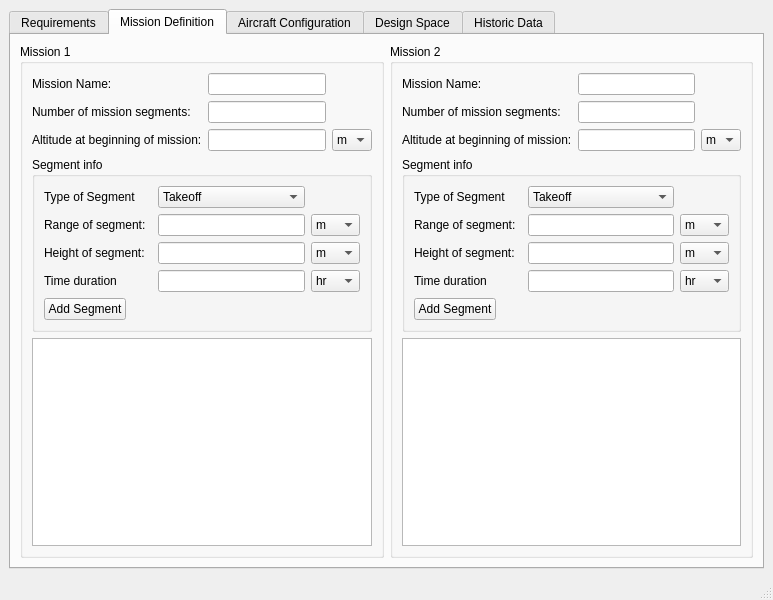
Above: gui/Window3.ui from varun-sudarsanan/opaide before the change. Below: the same form after it.
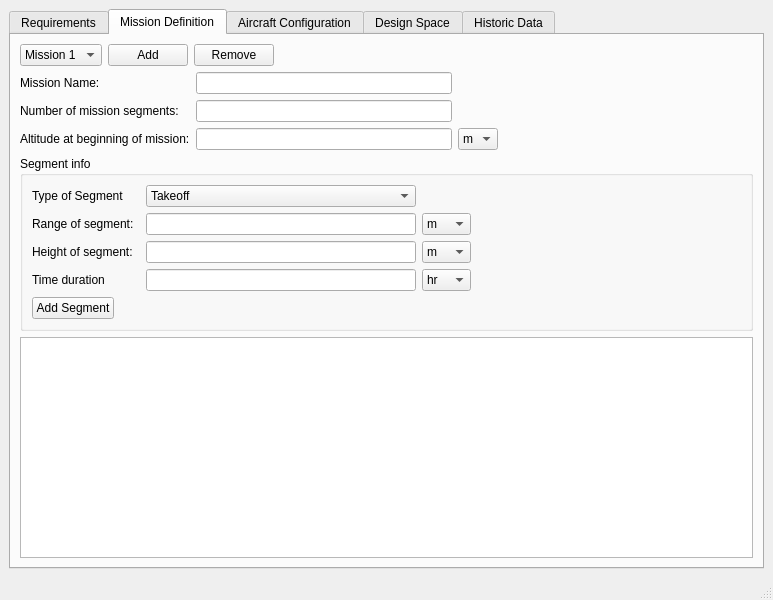
That is the form after the change. The open tabs and pages were chosen to show the change.

```diff
--- a/gui/Window3.ui
+++ b/gui/Window3.ui
@@ -7,7 +7,7 @@
     <x>0</x>
     <y>0</y>
     <width>773</width>
-    <height>591</height>
+    <height>571</height>
    </rect>
   </property>
   <property name="windowTitle">
@@ -663,50 +663,145 @@
        <attribute name="title">
         <string>Mission Definition</string>
        </attribute>
-       <layout class="QHBoxLayout" name="horizontalLayout">
+       <layout class="QVBoxLayout" name="verticalLayout_11">
         <item>
-         <widget class="QGroupBox" name="groupBox_9">
+         <layout class="QHBoxLayout" name="horizontalLayout_2">
+          <item>
+           <widget class="QComboBox" name="miss_select_comb">
+            <item>
+             <property name="text">
+              <string>Mission 1</string>
+             </property>
+            </item>
+           </widget>
+          </item>
+          <item>
+           <widget class="QPushButton" name="miss_add_push">
+            <property name="text">
+             <string>Add</string>
+            </property>
+           </widget>
+          </item>
+          <item>
+           <widget class="QPushButton" name="miss_rem_push">
+            <property name="text">
+             <string>Remove</string>
+            </property>
+           </widget>
+          </item>
+          <item>
+           <spacer name="horizontalSpacer_5">
+            <property name="orientation">
+             <enum>Qt::Horizontal</enum>
+            </property>
+            <property name="sizeHint" stdset="0">
+             <size>
+              <width>40</width>
+              <height>20</height>
+             </size>
+            </property>
+           </spacer>
+          </item>
+         </layout>
+        </item>
+        <item>
+         <layout class="QGridLayout" name="gridLayout_7">
+          <item row="2" column="2">
+           <widget class="QComboBox" name="comboBox_18">
+            <item>
+             <property name="text">
+              <string>m</string>
+             </property>
+            </item>
+            <item>
+             <property name="text">
+              <string>ft</string>
+             </property>
+            </item>
+           </widget>
+          </item>
+          <item row="0" column="3">
+           <spacer name="horizontalSpacer_2">
+            <property name="orientation">
+             <enum>Qt::Horizontal</enum>
+            </property>
+            <property name="sizeHint" stdset="0">
+             <size>
+              <width>40</width>
+              <height>20</height>
+             </size>
+            </property>
+           </spacer>
+          </item>
+          <item row="0" column="0">
+           <widget class="QLabel" name="miss_nam_lab">
+            <property name="text">
+             <string>Mission Name: </string>
+            </property>
+           </widget>
+          </item>
+          <item row="2" column="1">
+           <widget class="QLineEdit" name="alt_beg_inp"/>
+          </item>
+          <item row="0" column="1">
+           <widget class="QLineEdit" name="miss_nam_inp"/>
+          </item>
+          <item row="1" column="0">
+           <widget class="QLabel" name="num_miss_lab">
+            <property name="text">
+             <string>Number of mission segments:</string>
+            </property>
+           </widget>
+          </item>
+          <item row="1" column="1">
+           <widget class="QLineEdit" name="num_miss_inp"/>
+          </item>
+          <item row="2" column="0">
+           <widget class="QLabel" name="alt_beg_lab">
+            <property name="text">
+             <string>Altitude at beginning of mission:</string>
+            </property>
+           </widget>
+          </item>
+         </layout>
+        </item>
+        <item>
+         <widget class="QGroupBox" name="seg_inf_gb">
           <property name="title">
-           <string>Mission 1</string>
+           <string>Segment info</string>
           </property>
-          <layout class="QVBoxLayout" name="verticalLayout_9">
+          <layout class="QVBoxLayout" name="verticalLayout_12">
            <item>
-            <layout class="QGridLayout" name="gridLayout_7">
+            <layout class="QGridLayout" name="segment_info_grid1">
              <item row="0" column="0">
-              <widget class="QLabel" name="label_53">
+              <widget class="QLabel" name="typ_seg_lab">
                <property name="text">
-                <string>Mission Name: </string>
+                <string>Type of Segment</string>
                </property>
               </widget>
              </item>
-             <item row="1" column="1">
-              <widget class="QLineEdit" name="lineEdit_13"/>
-             </item>
              <item row="2" column="1">
-              <widget class="QLineEdit" name="lineEdit_20"/>
+              <widget class="QLineEdit" name="ht_seg_inp"/>
              </item>
-             <item row="2" column="0">
-              <widget class="QLabel" name="label_44">
+             <item row="1" column="0">
+              <widget class="QLabel" name="rang_seg_lab">
                <property name="text">
-                <string>Altitude at beginning of mission:</string>
+                <string>Range of segment:  </string>
                </property>
               </widget>
              </item>
-             <item row="1" column="0">
-              <widget class="QLabel" name="label_22">
+             <item row="2" column="0">
+              <widget class="QLabel" name="ht_seg_lab">
                <property name="text">
-                <string>Number of mission segments:</string>
+                <string>Height of segment:  </string>
                </property>
               </widget>
              </item>
              <item row="0" column="1">
-              <widget class="QLineEdit" name="lineEdit_28"/>
-             </item>
-             <item row="2" column="2">
-              <widget class="QComboBox" name="comboBox_18">
+              <widget class="QComboBox" name="typ_seg_comb">
                <item>
                 <property name="text">
-                 <string>m</string>
+                 <string>Takeoff</string>
                 </property>
                </item>
                <item>
@@ -716,204 +811,48 @@
                </item>
               </widget>
              </item>
-            </layout>
-           </item>
-           <item>
-            <widget class="QGroupBox" name="groupBox_10">
-             <property name="title">
-              <string>Segment info</string>
-             </property>
-             <layout class="QVBoxLayout" name="verticalLayout_12">
-              <item>
-               <layout class="QGridLayout" name="segment_info_grid1">
-                <item row="0" column="0">
-                 <widget class="QLabel" name="label_43">
-                  <property name="text">
-                   <string>Type of Segment</string>
-                  </property>
-                 </widget>
-                </item>
-                <item row="1" column="1">
-                 <widget class="QLineEdit" name="lineEdit_21"/>
-                </item>
-                <item row="1" column="2">
-                 <widget class="QComboBox" name="comboBox_19">
-                  <item>
-                   <property name="text">
-                    <string>m</string>
-                   </property>
-                  </item>
-                  <item>
-                   <property name="text">
-                    <string>ft</string>
-                   </property>
-                  </item>
-                 </widget>
-                </item>
-                <item row="2" column="1">
-                 <widget class="QLineEdit" name="lineEdit_22"/>
-                </item>
-                <item row="0" column="1">
-                 <widget class="QComboBox" name="comboBox_12">
-                  <item>
-                   <property name="text">
-                    <string>Takeoff</string>
-                   </property>
-                  </item>
-                  <item>
-                   <property name="text">
-                    <string>Climb</string>
-                   </property>
-                  </item>
-                  <item>
-                   <property name="text">
-                    <string>Cruise</string>
-                   </property>
-                  </item>
-                  <item>
-                   <property name="text">
-                    <string>Loiter</string>
-                   </property>
-                  </item>
-                  <item>
-                   <property name="text">
-                    <string>Descent</string>
-                   </property>
-                  </item>
-                  <item>
-                   <property name="text">
-                    <string>Landing</string>
-                   </property>
-                  </item>
-                 </widget>
-                </item>
-                <item row="1" column="0">
-                 <widget class="QLabel" name="label_45">
-                  <property name="text">
-                   <string>Range of segment:  </string>
-                  </property>
-                 </widget>
-                </item>
-                <item row="2" column="0">
-                 <widget class="QLabel" name="label_46">
-                  <property name="text">
-                   <string>Height of segment:  </string>
-                  </property>
-                 </widget>
-                </item>
-                <item row="2" column="2">
-                 <widget class="QComboBox" name="comboBox_20">
-                  <item>
-                   <property name="text">
-                    <string>m</string>
-                   </property>
-                  </item>
-                  <item>
-                   <property name="text">
-                    <string>ft</string>
-                   </property>
-                  </item>
-                 </widget>
-                </item>
-                <item row="3" column="0">
-                 <widget class="QLabel" name="label_47">
-                  <property name="text">
-                   <string>Time duration        </string>
-                  </property>
-                 </widget>
-                </item>
-                <item row="3" column="1">
-                 <widget class="QLineEdit" name="lineEdit_23"/>
-                </item>
-                <item row="3" column="2">
-                 <widget class="QComboBox" name="comboBox_21">
-                  <item>
-                   <property name="text">
-                    <string>hr</string>
-                   </property>
-                  </item>
-                  <item>
-                   <property name="text">
-                    <string>min</string>
-                   </property>
-                  </item>
-                 </widget>
-                </item>
-               </layout>
-              </item>
-              <item>
-               <layout class="QHBoxLayout" name="horizontalLayout_50">
-                <item>
-                 <widget class="QPushButton" name="pushButton">
-                  <property name="text">
-                   <string>Add Segment</string>
-                  </property>
-                 </widget>
-                </item>
-                <item>
-                 <spacer name="horizontalSpacer_7">
-                  <property name="orientation">
-                   <enum>Qt::Horizontal</enum>
-                  </property>
-                  <property name="sizeHint" stdset="0">
-                   <size>
-                    <width>40</width>
-                    <height>20</height>
-                   </size>
-                  </property>
-                 </spacer>
-                </item>
-               </layout>
-              </item>
-             </layout>
-            </widget>
-           </item>
-           <item>
-            <widget class="QGraphicsView" name="graphicsView"/>
-           </item>
-          </layout>
-         </widget>
-        </item>
-        <item>
-         <widget class="QGroupBox" name="groupBox_11">
-          <property name="title">
-           <string>Mission 2</string>
-          </property>
-          <layout class="QVBoxLayout" name="verticalLayout_11">
-           <item>
-            <layout class="QGridLayout" name="gridLayout_8">
-             <item row="0" column="0">
-              <widget class="QLabel" name="label_54">
+             <item row="3" column="0">
+              <widget class="QLabel" name="time_seg_lab">
                <property name="text">
-                <string>Mission Name: </string>
+                <string>Time duration        </string>
                </property>
               </widget>
              </item>
+             <item row="3" column="1">
+              <widget class="QLineEdit" name="time_seg_inp"/>
+             </item>
              <item row="1" column="1">
-              <widget class="QLineEdit" name="lineEdit_19"/>
+              <widget class="QLineEdit" name="rang_seg_inp"/>
              </item>
-             <item row="2" column="1">
-              <widget class="QLineEdit" name="lineEdit_24"/>
-             </item>
-             <item row="2" column="0">
-              <widget class="QLabel" name="label_48">
-               <property name="text">
-                <string>Altitude at beginning of mission:</string>
+             <item row="0" column="3">
+              <spacer name="horizontalSpacer_4">
+               <property name="orientation">
+                <enum>Qt::Horizontal</enum>
                </property>
-              </widget>
-             </item>
-             <item row="1" column="0">
-              <widget class="QLabel" name="label_26">
-               <property name="text">
-                <string>Number of mission segments:</string>
+               <property name="sizeHint" stdset="0">
+                <size>
+                 <width>40</width>
+                 <height>20</height>
+                </size>
                </property>
+              </spacer>
+             </item>
+             <item row="1" column="2">
+              <widget class="QComboBox" name="rang_seg_m_comb">
+               <item>
+                <property name="text">
+                 <string>m</string>
+                </property>
+               </item>
+               <item>
+                <property name="text">
+                 <string>ft</string>
+                </property>
+               </item>
               </widget>
              </item>
-             <item row="0" column="1">
-              <widget class="QLineEdit" name="lineEdit_29"/>
-             </item>
              <item row="2" column="2">
-              <widget class="QComboBox" name="comboBox_22">
+              <widget class="QComboBox" name="ht_seg_m_comb">
                <item>
                 <property name="text">
                  <string>m</string>
@@ -926,164 +865,52 @@
                </item>
               </widget>
              </item>
+             <item row="3" column="2">
+              <widget class="QComboBox" name="time_seg_hr_comb">
+               <item>
+                <property name="text">
+                 <string>hr</string>
+                </property>
+               </item>
+               <item>
+                <property name="text">
+                 <string>min</string>
+                </property>
+               </item>
+              </widget>
+             </item>
             </layout>
            </item>
            <item>
-            <widget class="QGroupBox" name="groupBox_12">
-             <property name="title">
-              <string>Segment info</string>
-             </property>
-             <layout class="QVBoxLayout" name="verticalLayout_13">
-              <item>
-               <layout class="QGridLayout" name="segment_info_grid1_2">
-                <item row="1" column="1">
-                 <widget class="QLineEdit" name="lineEdit_25"/>
-                </item>
-                <item row="1" column="2">
-                 <widget class="QComboBox" name="comboBox_23">
-                  <item>
-                   <property name="text">
-                    <string>m</string>
-                   </property>
-                  </item>
-                  <item>
-                   <property name="text">
-                    <string>ft</string>
-                   </property>
-                  </item>
-                 </widget>
-                </item>
-                <item row="2" column="1">
-                 <widget class="QLineEdit" name="lineEdit_26"/>
-                </item>
-                <item row="0" column="1">
-                 <widget class="QComboBox" name="comboBox_24">
-                  <item>
-                   <property name="text">
-                    <string>Takeoff</string>
-                   </property>
-                  </item>
-                  <item>
-                   <property name="text">
-                    <string>Climb</string>
-                   </property>
-                  </item>
-                  <item>
-                   <property name="text">
-                    <string>Cruise</string>
-                   </property>
-                  </item>
-                  <item>
-                   <property name="text">
-                    <string>Loiter</string>
-                   </property>
-                  </item>
-                  <item>
-                   <property name="text">
-                    <string>Descent</string>
-                   </property>
-                  </item>
-                  <item>
-                   <property name="text">
-                    <string>Landing</string>
-                   </property>
-                  </item>
-                 </widget>
-                </item>
-                <item row="1" column="0">
-                 <widget class="QLabel" name="label_50">
-                  <property name="text">
-                   <string>Range of segment:  </string>
-                  </property>
-                 </widget>
-                </item>
-                <item row="2" column="0">
-                 <widget class="QLabel" name="label_51">
-                  <property name="text">
-                   <string>Height of segment:  </string>
-                  </property>
-                 </widget>
-                </item>
-                <item row="2" column="2">
-                 <widget class="QComboBox" name="comboBox_25">
-                  <item>
-                   <property name="text">
-                    <string>m</string>
-                   </property>
-                  </item>
-                  <item>
-                   <property name="text">
-                    <string>ft</string>
-                   </property>
-                  </item>
-                 </widget>
-                </item>
-                <item row="3" column="0">
-                 <widget class="QLabel" name="label_52">
-                  <property name="text">
-                   <string>Time duration        </string>
-                  </property>
-                 </widget>
-                </item>
-                <item row="3" column="1">
-                 <widget class="QLineEdit" name="lineEdit_27"/>
-                </item>
-                <item row="3" column="2">
-                 <widget class="QComboBox" name="comboBox_26">
-                  <item>
-                   <property name="text">
-                    <string>hr</string>
-                   </property>
-                  </item>
-                  <item>
-                   <property name="text">
-                    <string>min</string>
-                   </property>
-                  </item>
-                 </widget>
-                </item>
-                <item row="0" column="0">
-                 <widget class="QLabel" name="label_49">
-                  <property name="text">
-                   <string>Type of Segment</string>
-                  </property>
-                 </widget>
-                </item>
-               </layout>
-              </item>
-              <item>
-               <layout class="QHBoxLayout" name="horizontalLayout_51">
-                <item>
-                 <widget class="QPushButton" name="pushButton_2">
-                  <property name="text">
-                   <string>Add Segment</string>
-                  </property>
-                 </widget>
-                </item>
-                <item>
-                 <spacer name="horizontalSpacer_8">
-                  <property name="orientation">
-                   <enum>Qt::Horizontal</enum>
-                  </property>
-                  <property name="sizeHint" stdset="0">
-                   <size>
-                    <width>40</width>
-                    <height>20</height>
-                   </size>
-                  </property>
-                 </spacer>
-                </item>
-               </layout>
-              </item>
-             </layout>
-            </widget>
+            <layout class="QHBoxLayout" name="horizontalLayout_50">
+             <item>
+              <widget class="QPushButton" name="add_seg_push">
+               <property name="text">
+                <string>Add Segment</string>
+               </property>
+              </widget>
+             </item>
+             <item>
+              <spacer name="horizontalSpacer_7">
+               <property name="orientation">
+                <enum>Qt::Horizontal</enum>
+               </property>
+               <property name="sizeHint" stdset="0">
+                <size>
+                 <width>40</width>
+                 <height>20</height>
+                </size>
+               </property>
+              </spacer>
+             </item>
+            </layout>
            </item>
-           <item>
-            <widget class="QGraphicsView" name="graphicsView_2"/>
-           </item>
           </layout>
          </widget>
         </item>
+        <item>
+         <widget class="QGraphicsView" name="mission_graphics"/>
+        </item>
        </layout>
       </widget>
       <widget class="QWidget" name="tab_5">
```
Left out of the diff: 199 changed lines with no effect on the pictures.
